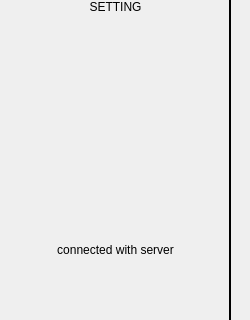
Old version of the form app/src/views/menu/menu.ui in the repository pjlt/lanthing-pc; both pictures show x 0 to 250 and y 280 to 600 of the 250 by 600 pixel window.
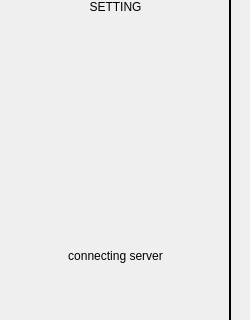
New version of the form. Icons and pictures are not drawn.

What changed in the file:
```diff
--- a/app/src/views/menu/menu.ui
+++ b/app/src/views/menu/menu.ui
@@ -180,17 +180,17 @@
   <widget class="QWidget" name="horizontalLayoutWidget">
    <property name="geometry">
     <rect>
-     <x>20</x>
-     <y>490</y>
-     <width>191</width>
-     <height>80</height>
+     <x>40</x>
+     <y>520</y>
+     <width>151</width>
+     <height>31</height>
     </rect>
    </property>
-   <layout class="QHBoxLayout" name="horizontalLayout">
+   <layout class="QVBoxLayout" name="login_status_layout">
     <item>
      <widget class="QLabel" name="info_label">
       <property name="text">
-       <string>connected with server</string>
+       <string>connecting server</string>
       </property>
       <property name="alignment">
        <set>Qt::AlignCenter</set>
```
